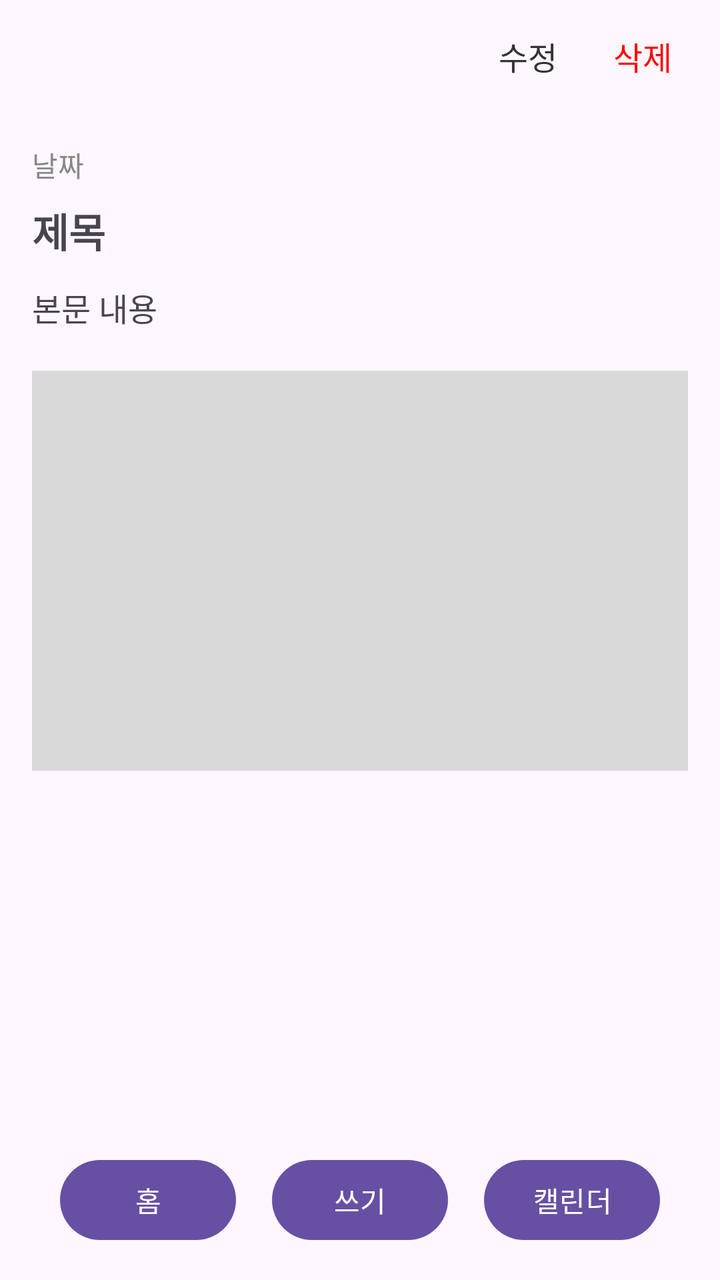
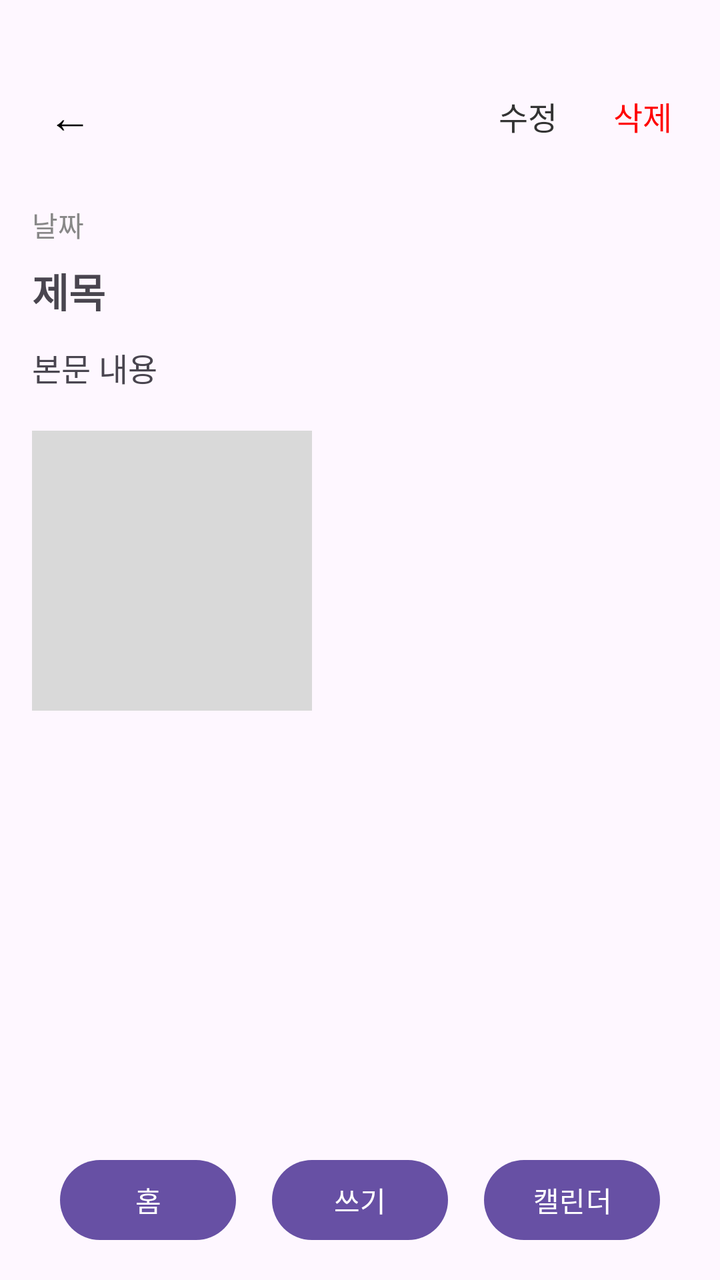

Compare the two renders of this Android layout. The source of the first and the diff that turns it into the second are given below.
<!-- AndroidManifest.xml: application theme Theme.DiaryApp -->
<!-- res/layout/activity_detail.xml -->
<?xml version="1.0" encoding="utf-8"?>
<androidx.constraintlayout.widget.ConstraintLayout xmlns:android="http://schemas.android.com/apk/res/android"
    xmlns:app="http://schemas.android.com/apk/res-auto"
    xmlns:tools="http://schemas.android.com/tools"
    android:id="@+id/main"
    android:layout_width="match_parent"
    android:layout_height="match_parent"
    tools:context=".DetailActivity">

    
    <LinearLayout
        android:id="@+id/topBar"
        android:layout_width="0dp"
        android:layout_height="56dp"
        android:orientation="horizontal"
        android:gravity="end|center_vertical"
        android:paddingHorizontal="16dp"
        app:layout_constraintTop_toTopOf="parent"
        app:layout_constraintStart_toStartOf="parent"
        app:layout_constraintEnd_toEndOf="parent">

        <TextView
            android:id="@+id/btnEdit"
            android:layout_width="wrap_content"
            android:layout_height="wrap_content"
            android:text="수정"
            android:textSize="16sp"
            android:padding="8dp"
            android:textColor="#333333" />

        <TextView
            android:id="@+id/btnDelete"
            android:layout_width="wrap_content"
            android:layout_height="wrap_content"
            android:text="삭제"
            android:textSize="16sp"
            android:padding="8dp"
            android:textColor="#FF0000"
            android:layout_marginStart="12dp" />
    </LinearLayout>

    <ScrollView
        android:layout_width="0dp"
        android:layout_height="0dp"
        app:layout_constraintTop_toBottomOf="@id/topBar"
        app:layout_constraintBottom_toTopOf="@id/btnHome"
        app:layout_constraintStart_toStartOf="parent"
        app:layout_constraintEnd_toEndOf="parent">

        <LinearLayout
            android:layout_width="match_parent"
            android:layout_height="wrap_content"
            android:orientation="vertical"
            android:padding="16dp">

            <TextView
                android:id="@+id/tvDetailDate"
                android:layout_width="wrap_content"
                android:layout_height="wrap_content"
                android:text="날짜"
                android:textSize="14sp"
                android:textColor="#888888" />

            
            <TextView
                android:id="@+id/tvDetailSticker"
                android:layout_width="wrap_content"
                android:layout_height="wrap_content"
                android:textSize="32sp"
                android:visibility="gone"
                android:layout_marginTop="8dp" />

            <TextView
                android:id="@+id/tvDetailTitle"
                android:layout_width="match_parent"
                android:layout_height="wrap_content"
                android:text="제목"
                android:textSize="20sp"
                android:textStyle="bold"
                android:layout_marginTop="8dp" />

            <TextView
                android:id="@+id/tvDetailContent"
                android:layout_width="match_parent"
                android:layout_height="wrap_content"
                android:text="본문 내용"
                android:textSize="16sp"
                android:layout_marginTop="12dp" />

            <ImageView
                android:id="@+id/ivRepresentativePhoto"
                android:layout_width="match_parent"
                android:layout_height="200dp"
                android:scaleType="centerCrop"
                android:background="#D9D9D9"
                android:layout_marginTop="20dp" />

            <LinearLayout
                android:id="@+id/subPhotoContainer"
                android:layout_width="match_parent"
                android:layout_height="wrap_content"
                android:orientation="horizontal"
                android:layout_marginTop="10dp" />

        </LinearLayout>
    </ScrollView>

    <Button
        android:id="@+id/btnWrite"
        android:layout_width="wrap_content"
        android:layout_height="wrap_content"
        android:layout_marginBottom="16dp"
        android:text="쓰기"
        app:layout_constraintBottom_toBottomOf="parent"
        app:layout_constraintEnd_toEndOf="parent"
        app:layout_constraintStart_toStartOf="parent" />

    <Button
        android:id="@+id/btnHome"
        android:layout_width="wrap_content"
        android:layout_height="wrap_content"
        android:layout_marginStart="30dp"
        android:layout_marginBottom="16dp"
        android:text="홈"
        app:layout_constraintBottom_toBottomOf="parent"
        app:layout_constraintStart_toStartOf="parent" />

    <Button
        android:id="@+id/btnCalendar"
        android:layout_width="wrap_content"
        android:layout_height="wrap_content"
        android:layout_marginEnd="30dp"
        android:layout_marginBottom="16dp"
        android:text="캘린더"
        app:layout_constraintBottom_toBottomOf="parent"
        app:layout_constraintEnd_toEndOf="parent" />

</androidx.constraintlayout.widget.ConstraintLayout>
<!-- resources referenced by this layout -->
<resources>
  <style name="Theme.DiaryApp" parent="Base.Theme.DiaryApp" />
  <style name="Base.Theme.DiaryApp" parent="Theme.Material3.DayNight.NoActionBar">
          
          
      </style>
</resources>

<!-- the commit's change to res/layout/activity_detail.xml (unified diff, before → after) -->
@@ -12,12 +12,28 @@
         android:id="@+id/topBar"
         android:layout_width="0dp"
         android:layout_height="56dp"
+        android:layout_marginTop="30dp"
         android:orientation="horizontal"
-        android:gravity="end|center_vertical"
+        android:gravity="center_vertical"
         android:paddingHorizontal="16dp"
         app:layout_constraintTop_toTopOf="parent"
         app:layout_constraintStart_toStartOf="parent"
         app:layout_constraintEnd_toEndOf="parent">
+
+        <TextView
+            android:id="@+id/btnBack"
+            android:layout_width="wrap_content"
+            android:layout_height="wrap_content"
+            android:text="←"
+            android:textSize="22sp"
+            android:padding="8dp"
+            android:textColor="#000000" />
+
+        
+        <View
+            android:layout_width="0dp"
+            android:layout_height="1dp"
+            android:layout_weight="1" />
 
         <TextView
             android:id="@+id/btnEdit"
@@ -47,62 +63,66 @@
         app:layout_constraintStart_toStartOf="parent"
         app:layout_constraintEnd_toEndOf="parent">
 
-        <LinearLayout
+        <FrameLayout
             android:layout_width="match_parent"
-            android:layout_height="wrap_content"
-            android:orientation="vertical"
-            android:padding="16dp">
+            android:layout_height="wrap_content">
 
-            <TextView
-                android:id="@+id/tvDetailDate"
-                android:layout_width="wrap_content"
+            <LinearLayout
+                android:layout_width="match_parent"
                 android:layout_height="wrap_content"
-                android:text="날짜"
-                android:textSize="14sp"
-                android:textColor="#888888" />
+                android:orientation="vertical"
+                android:padding="16dp">
+
+                <TextView
+                    android:id="@+id/tvDetailDate"
+                    android:layout_width="wrap_content"
+                    android:layout_height="wrap_content"
+                    android:text="날짜"
+                    android:textSize="14sp"
+                    android:textColor="#888888" />
+
+                <TextView
+                    android:id="@+id/tvDetailTitle"
+                    android:layout_width="match_parent"
+                    android:layout_height="wrap_content"
+                    android:text="제목"
+                    android:textSize="20sp"
+                    android:textStyle="bold"
+                    android:layout_marginTop="8dp" />
+
+                <TextView
+                    android:id="@+id/tvDetailContent"
+                    android:layout_width="match_parent"
+                    android:layout_height="wrap_content"
+                    android:lineSpacingExtra="4dp"
+                    android:text="본문 내용"
+                    android:textSize="16sp"
+                    android:layout_marginTop="12dp" />
+
+                <ImageView
+                    android:id="@+id/ivRepresentativePhoto"
+                    android:layout_width="140dp"
+                    android:layout_height="140dp"
+                    android:scaleType="centerCrop"
+                    android:background="#D9D9D9"
+                    android:layout_marginTop="20dp" />
+
+                <LinearLayout
+                    android:id="@+id/subPhotoContainer"
+                    android:layout_width="match_parent"
+                    android:layout_height="wrap_content"
+                    android:orientation="horizontal"
+                    android:layout_marginTop="10dp" />
+
+            </LinearLayout>
 
             
-            <TextView
-                android:id="@+id/tvDetailSticker"
-                android:layout_width="wrap_content"
-                android:layout_height="wrap_content"
-                android:textSize="32sp"
-                android:visibility="gone"
-                android:layout_marginTop="8dp" />
+            <FrameLayout
+                android:id="@+id/stickerOverlay"
+                android:layout_width="match_parent"
+                android:layout_height="match_parent" />
 
-            <TextView
-                android:id="@+id/tvDetailTitle"
-                android:layout_width="match_parent"
-                android:layout_height="wrap_content"
-                android:text="제목"
-                android:textSize="20sp"
-                android:textStyle="bold"
-                android:layout_marginTop="8dp" />
-
-            <TextView
-                android:id="@+id/tvDetailContent"
-                android:layout_width="match_parent"
-                android:layout_height="wrap_content"
-                android:text="본문 내용"
-                android:textSize="16sp"
-                android:layout_marginTop="12dp" />
-
-            <ImageView
-                android:id="@+id/ivRepresentativePhoto"
-                android:layout_width="match_parent"
-                android:layout_height="200dp"
-                android:scaleType="centerCrop"
-                android:background="#D9D9D9"
-                android:layout_marginTop="20dp" />
-
-            <LinearLayout
-                android:id="@+id/subPhotoContainer"
-                android:layout_width="match_parent"
-                android:layout_height="wrap_content"
-                android:orientation="horizontal"
-                android:layout_marginTop="10dp" />
-
-        </LinearLayout>
+        </FrameLayout>
     </ScrollView>
 
     <Button
